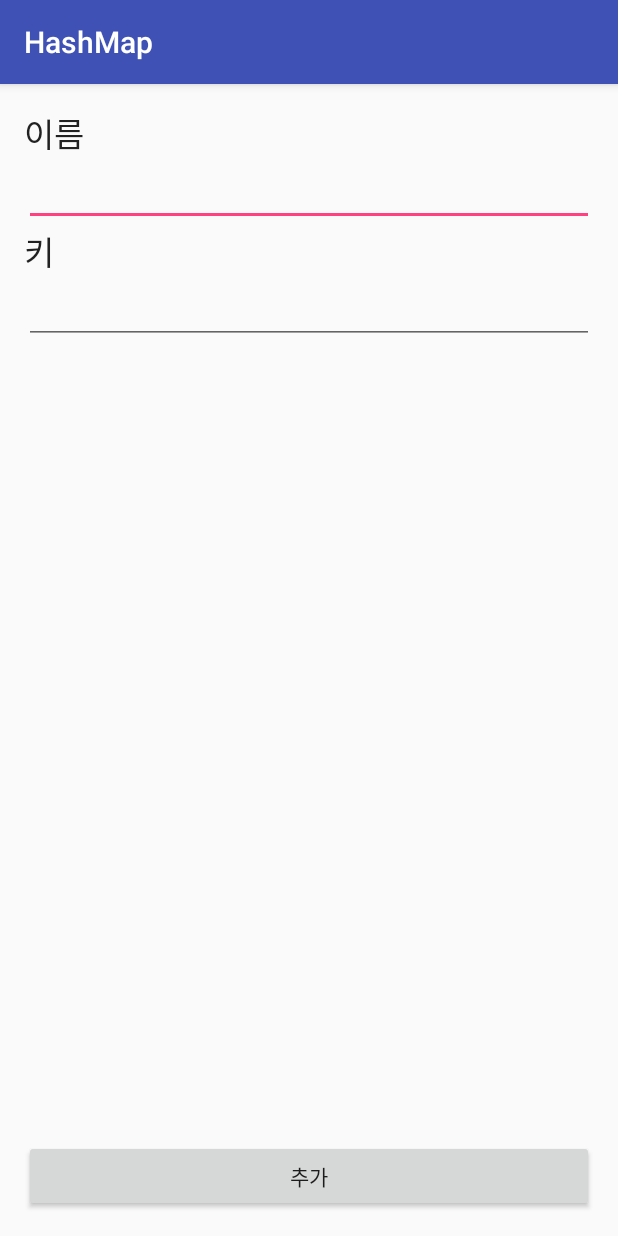
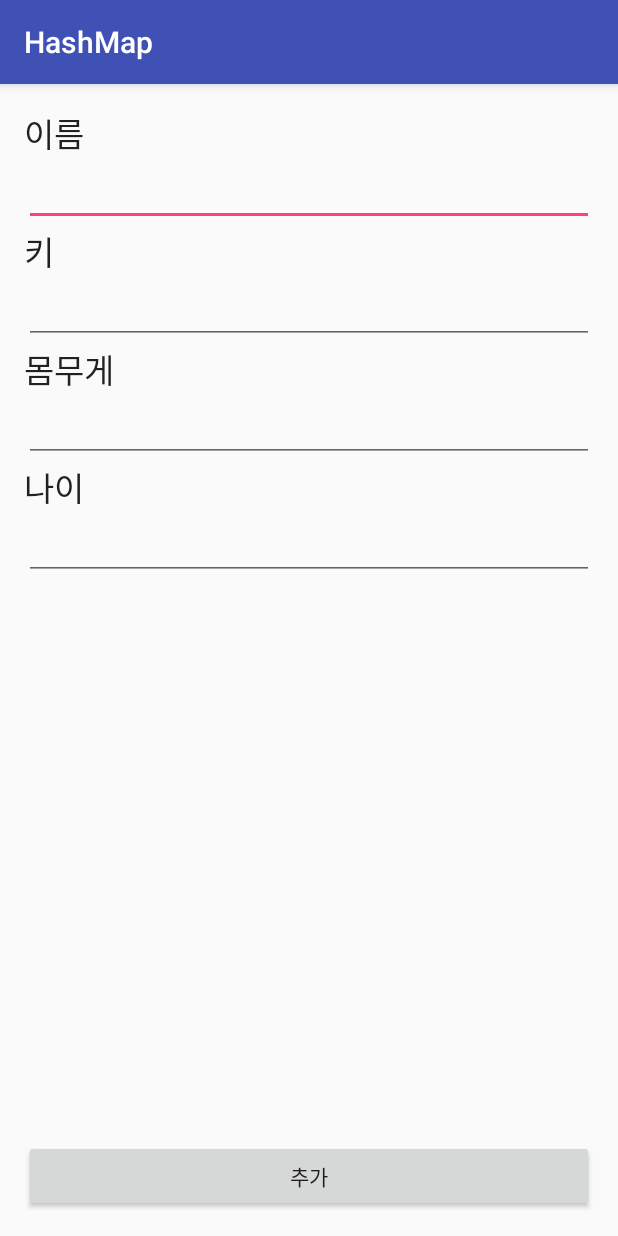
Before and after one commit to hobeyho/HashMap, an Android app: the screen it shows after launch (MainActivity), on a phone screen of 412 x 824 dp. Run offline under Robolectric (Android 15) with nearby library versions, the phone set to English and light mode, and no system bars.

Commit message:
Hashmap of Array

```diff
--- a/app/src/main/java/com/nickjwpark/hashmap/MainActivity.java
+++ b/app/src/main/java/com/nickjwpark/hashmap/MainActivity.java
@@ -12,8 +12,8 @@ import java.util.HashMap;
 public class MainActivity extends AppCompatActivity {
 
     Button btnAdd;
-    EditText editTextName, editTextHeight;
-    HashMap <String, Double> height;
+    EditText editTextName, editTextHeight, editTextWeight, editTextAge;
+    HashMap <String, double[]> height;
 
     @Override
     protected void onCreate(Bundle savedInstanceState) {
@@ -23,17 +23,26 @@ public class MainActivity extends AppCompatActivity {
         btnAdd = (Button) findViewById(R.id.btnAdd);
         editTextName =(EditText) findViewById(R.id.editTextName);
         editTextHeight = (EditText) findViewById(R.id.editTextHeight);
+        editTextWeight = (EditText) findViewById(R.id.editTextWeight);
+        editTextAge = (EditText) findViewById(R.id.editTextAge);
 
-        height = new HashMap<String, Double>();
+        height = new HashMap<String, double[]>();
 
         btnAdd.setOnClickListener(new View.OnClickListener(){
             @Override
             public void onClick(View v){
                 String name = editTextName.getText().toString();
                 Double height_val = Double.parseDouble(editTextHeight.getText().toString());
-                height.put(name, height_val);
+                Double weight_val = Double.parseDouble(editTextWeight.getText().toString());
+                //나이는 원래 정수이지만 double 배열을 쓰기 때문에 double 로 사용해 주도록 하자
+                Double age_val = Double.parseDouble(editTextAge.getText().toString());
+
+                double [] values = {height_val, weight_val, age_val};
+                height.put(name, values);
                 for (String key : height.keySet()) {
-                    Log.d("debugging", key + "의 키는 " + height.get(key) + "cm 입니다");
+                    Log.d("debugging", key + "의 키는 " + height.get(key)[0] + "cm,"+
+                            " 몸무게는 " + height.get(key)[1] + "kg,"+
+                            " 나이는 " + height.get(key)[2] + "살 입니다");
                 }
             }
         });
--- a/app/src/main/res/layout/activity_main.xml
+++ b/app/src/main/res/layout/activity_main.xml
@@ -43,6 +43,34 @@
             android:ems="10"
             android:id="@+id/editTextHeight"
             android:layout_gravity="center_horizontal" />
+
+        <TextView
+            android:layout_width="wrap_content"
+            android:layout_height="wrap_content"
+            android:textAppearance="?android:attr/textAppearanceLarge"
+            android:text="몸무게"
+            android:id="@+id/textView3" />
+
+        <EditText
+            android:layout_width="match_parent"
+            android:layout_height="wrap_content"
+            android:inputType="numberDecimal"
+            android:ems="10"
+            android:id="@+id/editTextWeight" />
+
+        <TextView
+            android:layout_width="wrap_content"
+            android:layout_height="wrap_content"
+            android:textAppearance="?android:attr/textAppearanceLarge"
+            android:text="나이"
+            android:id="@+id/textView4" />
+
+        <EditText
+            android:layout_width="match_parent"
+            android:layout_height="wrap_content"
+            android:inputType="number"
+            android:ems="10"
+            android:id="@+id/editTextAge" />
     </LinearLayout>
 
     <Button
```
